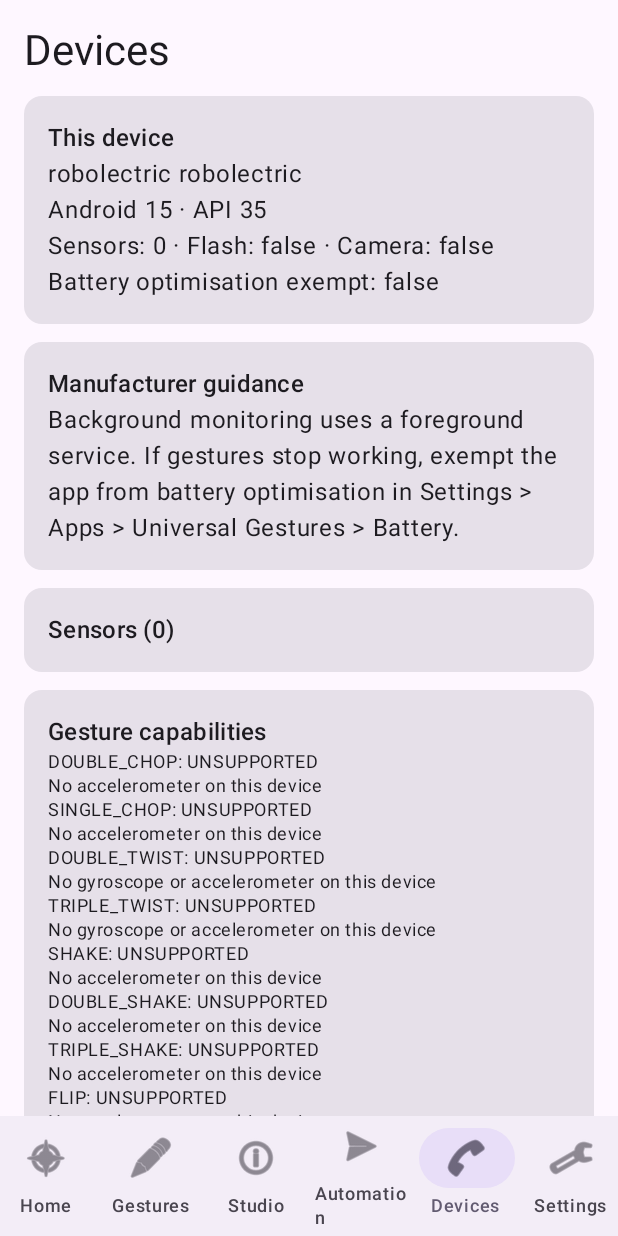
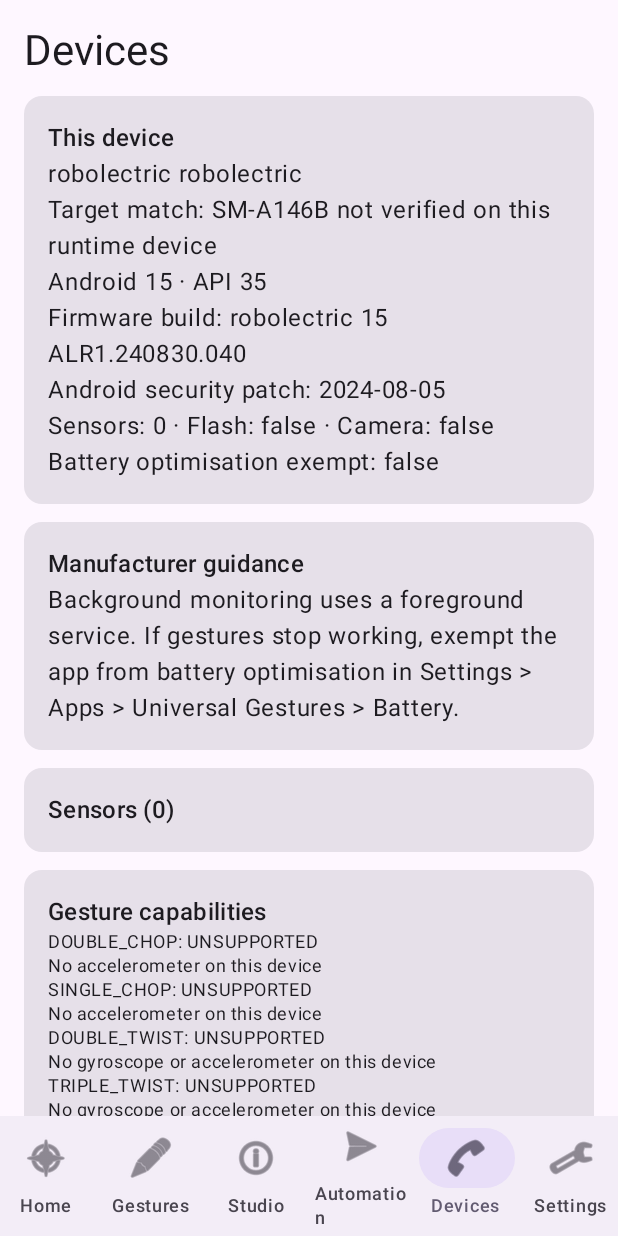
Before and after one commit to rsak0730-cmyk/Motorola, an Android app built with Jetpack Compose: the screen it shows after launch (MainActivity), item 5 of the bottom bar chosen, on a phone screen of 412 x 824 dp. Run offline under Robolectric (Android 15) with nearby library versions, the phone set to English and light mode, and no system bars.

Commit message:
Expose target device diagnostics and session export
Co-authored-by: arena-agent <297053741+arena-agent@users.noreply.github.com>

```diff
--- a/app/src/main/java/com/universalgestures/core/Models.kt
+++ b/app/src/main/java/com/universalgestures/core/Models.kt
@@ -182,8 +182,15 @@ data class DeviceProfile(
     val hasFlash: Boolean,
     val hasCamera: Boolean,
     val batteryOptimisationExempt: Boolean,
-    val manufacturerGuidance: String
-)
+    val manufacturerGuidance: String,
+    /** Runtime-reported Android build fingerprint label (Build.DISPLAY), not a guessed UI version. */
+    val firmwareBuild: String = "Unknown",
+    val securityPatch: String = "Unknown",
+    val manufacturerUiVersion: String = "Not exposed by public Android APIs"
+) {
+    val isTargetSamsungA146B: Boolean
+        get() = manufacturer.equals("samsung", ignoreCase = true) && model.contains("SM-A146B", ignoreCase = true)
+}
 
 data class DiagnosticSnapshot(
     val timestampMs: Long,
--- a/app/src/main/java/com/universalgestures/device/DeviceCompatibilityEngine.kt
+++ b/app/src/main/java/com/universalgestures/device/DeviceCompatibilityEngine.kt
@@ -49,7 +49,9 @@ class DeviceCompatibilityEngine(private val context: Context) {
             hasFlash = hasFlash,
             hasCamera = hasCamera,
             batteryOptimisationExempt = exempt,
-            manufacturerGuidance = guidanceFor(Build.MANUFACTURER ?: "")
+            manufacturerGuidance = guidanceFor(Build.MANUFACTURER ?: ""),
+            firmwareBuild = Build.DISPLAY ?: "Unknown",
+            securityPatch = Build.VERSION.SECURITY_PATCH ?: "Unknown"
         )
     }
 
--- a/app/src/main/java/com/universalgestures/ui/DevicesScreen.kt
+++ b/app/src/main/java/com/universalgestures/ui/DevicesScreen.kt
@@ -41,7 +41,13 @@ fun DevicesScreen(state: UiState) {
                 Text("This device", style = MaterialTheme.typography.titleMedium)
                 if (profile != null) {
                     Text("${profile.manufacturer} ${profile.model}")
+                    Text(if (profile.isTargetSamsungA146B) "Target match: Samsung Galaxy A14 5G (SM-A146B) detected at runtime" else "Target match: SM-A146B not verified on this runtime device")
                     Text("Android ${profile.androidVersion} · API ${profile.apiLevel}")
+                    Text("Firmware build: ${profile.firmwareBuild}")
+                    Text("Android security patch: ${profile.securityPatch}")
+                    if (profile.manufacturer.equals("samsung", ignoreCase = true)) {
+                        Text("One UI version: ${profile.manufacturerUiVersion}")
+                    }
                     Text("Sensors: ${profile.sensorCount} · Flash: ${profile.hasFlash} · Camera: ${profile.hasCamera}")
                     Text("Battery optimisation exempt: ${profile.batteryOptimisationExempt}")
                 }
```
Also changed, not shown: app/src/main/java/com/universalgestures/ui/StudioScreen.kt (+57 -12 lines).
